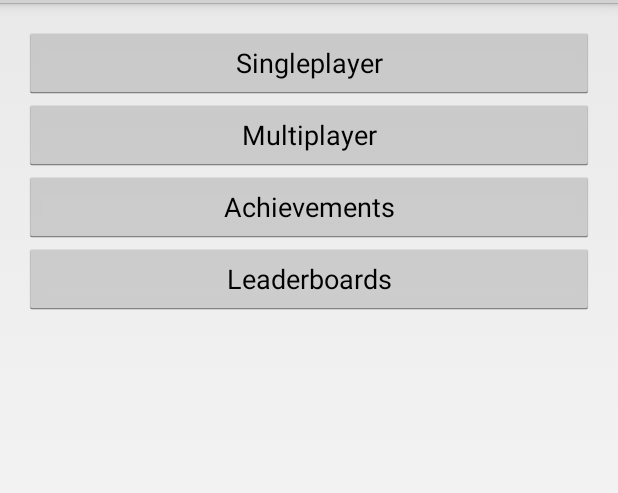
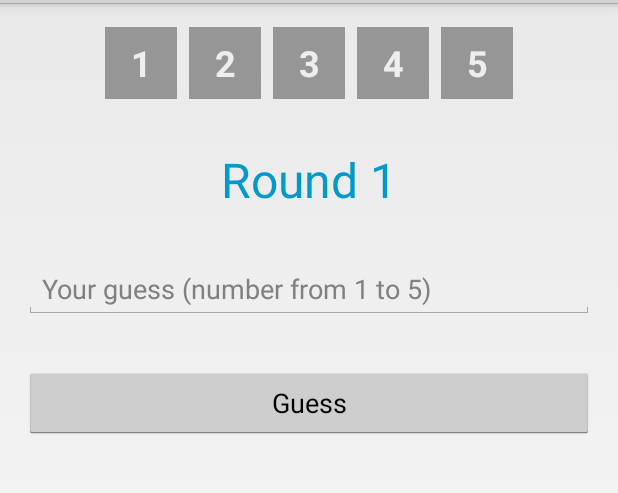
Before and after one commit to dbaelz/NotAlways42, an Android app: the screen it shows after launch (MainActivity), after a tap on "Singleplayer", on a phone screen of 412 x 824 dp, the part 69-562 px from its top. Run offline under Robolectric (Android 15) with nearby library versions, the phone set to English and light mode, and no system bars; libraries missing offline, so code that uses them is left out: de.greenrobot.event; 6 statements that could not run were skipped.

Commit message:
Add singleplayer game

```diff
--- /dev/null
+++ b/app/src/main/java/de/dbaelz/na42/event/GameFinishedEvent.java
@@ -0,0 +1,4 @@
+package de.dbaelz.na42.event;
+
+public class GameFinishedEvent {
+}
--- a/app/src/main/java/de/dbaelz/na42/fragment/MenuFragment.java
+++ b/app/src/main/java/de/dbaelz/na42/fragment/MenuFragment.java
@@ -1,7 +1,6 @@
 package de.dbaelz.na42.fragment;
 
 import android.os.Bundle;
-import android.provider.ContactsContract;
 import android.support.v4.app.Fragment;
 import android.view.LayoutInflater;
 import android.view.View;
@@ -72,7 +71,7 @@ public class MenuFragment extends Fragment implements View.OnClickListener {
         boolean isConnected = mActivity.getGoogleApiClient().isConnected();
         switch (view.getId()) {
             case R.id.menu_singleplayer:
-                // TODO: Start singleplayer game
+                mActivity.getSupportFragmentManager().beginTransaction().replace(R.id.container, new SingleplayerFragment()).commit();
                 break;
             case R.id.menu_multiplayer:
                 if (isConnected) {
--- /dev/null
+++ b/app/src/main/java/de/dbaelz/na42/fragment/SingleplayerFragment.java
@@ -0,0 +1,147 @@
+package de.dbaelz.na42.fragment;
+
+import android.os.Bundle;
+import android.support.v4.app.Fragment;
+import android.view.LayoutInflater;
+import android.view.View;
+import android.view.ViewGroup;
+import android.widget.Button;
+import android.widget.EditText;
+import android.widget.LinearLayout;
+import android.widget.TextView;
+import android.widget.Toast;
+
+import java.util.Random;
+
+import de.dbaelz.na42.MainActivity;
+import de.dbaelz.na42.R;
+import de.dbaelz.na42.event.GameFinishedEvent;
+import de.greenrobot.event.EventBus;
+
+public class SingleplayerFragment extends Fragment {
+    private final int MIN_NUMBER = 1;
+    private final int MAX_NUMBER = 5;
+    private final int MAX_ROUND = 5;
+
+    private MainActivity mActivity;
+
+    private LinearLayout mGuess;
+    private LinearLayout mGameFinished;
+
+    private TextView mTextViewRound;
+    private EditText mEditText;
+    private Button mGuessButton;
+
+    private TextView mRoundIndicator1;
+    private TextView mRoundIndicator2;
+    private TextView mRoundIndicator3;
+    private TextView mRoundIndicator4;
+    private TextView mRoundIndicator5;
+
+    private TextView mGameFinishedText;
+    private Button mGameFinishedButton;
+
+    private int mCurrentRound = 1;
+    private int mWonRounds = 0;
+
+    public SingleplayerFragment() {
+    }
+
+    @Override
+    public View onCreateView(LayoutInflater inflater, ViewGroup container,
+                             Bundle savedInstanceState) {
+        View view = inflater.inflate(R.layout.fragment_singleplayer, container, false);
+
+        mActivity = (MainActivity) getActivity();
+
+        mGuess = (LinearLayout) view.findViewById(R.id.guess);
+        mGameFinished = (LinearLayout) view.findViewById(R.id.game_finished);
+
+        mRoundIndicator1 = (TextView) view.findViewById(R.id.round_indicator_1);
+        mRoundIndicator2 = (TextView) view.findViewById(R.id.round_indicator_2);
+        mRoundIndicator3 = (TextView) view.findViewById(R.id.round_indicator_3);
+        mRoundIndicator4 = (TextView) view.findViewById(R.id.round_indicator_4);
+        mRoundIndicator5 = (TextView) view.findViewById(R.id.round_indicator_5);
+
+        mTextViewRound = (TextView) view.findViewById(R.id.guess_textview_round);
+        mTextViewRound.setText(String.format(getString(R.string.singleplayer_round), mCurrentRound));
+
+        mEditText = (EditText) view.findViewById(R.id.guess_edittext);
+
+        mGuessButton = (Button) view.findViewById(R.id.guess_button);
+        mGuessButton.setOnClickListener(new View.OnClickListener() {
+            @Override
+            public void onClick(View v) {
+                mActivity.hideSoftKeyboard();
+                int inputNumber = 0;
+                try {
+                    inputNumber = Integer.parseInt(mEditText.getText().toString());
+                } catch(NumberFormatException nfe) {
+                }
+
+                if (inputNumber >= MIN_NUMBER && inputNumber <= MAX_NUMBER) {
+                    handleRound(inputNumber);
+                } else {
+                    Toast.makeText(mActivity, getString(R.string.singleplayer_invalid_number), Toast.LENGTH_SHORT).show();
+                }
+            }
+        });
+
+        mGameFinishedText = (TextView) view.findViewById(R.id.game_finished_text);
+        mGameFinishedButton = (Button) view.findViewById(R.id.game_finished_button);
+        mGameFinishedButton.setOnClickListener(new View.OnClickListener() {
+            @Override
+            public void onClick(View v) {
+                EventBus.getDefault().post(new GameFinishedEvent());
+            }
+        });
+
+        return view;
+    }
+
+    private void handleRound(int inputNumber) {
+        Random r = new Random();
+        int randomNumber = r.nextInt(MAX_NUMBER) + 1;
+
+        // TODO: Make it more appealing!
+        if (randomNumber == inputNumber) {
+            Toast.makeText(mActivity, getString(R.string.singleplayer_correct_guess), Toast.LENGTH_SHORT).show();
+            changeRoundIndicator(mCurrentRound, getResources().getColor(R.color.round_indicator_won));
+            mWonRounds++;
+        } else {
+            Toast.makeText(mActivity, getString(R.string.singleplayer_wrong_guess), Toast.LENGTH_SHORT).show();
+            changeRoundIndicator(mCurrentRound, getResources().getColor(R.color.round_indicator_lost));
+        }
+
+        mCurrentRound++;
+        if (mCurrentRound > MAX_ROUND) {
+            mGuess.setVisibility(View.GONE);
+            mGameFinished.setVisibility(View.VISIBLE);
+            if (mWonRounds >= 3) {
+                mGameFinishedText.setText(getString(R.string.game_finished_won));
+            } else {
+                mGameFinishedText.setText(getString(R.string.game_finished_lost));
+            }
+        }
+    }
+
+    private void changeRoundIndicator(int round, int color) {
+        switch (round) {
+            case 1:
+                mRoundIndicator1.setBackgroundColor(color);
+                break;
+            case 2:
+                mRoundIndicator2.setBackgroundColor(color);
+                break;
+            case 3:
+                mRoundIndicator3.setBackgroundColor(color);
+                break;
+            case 4:
+                mRoundIndicator4.setBackgroundColor(color);
+                break;
+            case 5:
+                mRoundIndicator5.setBackgroundColor(color);
+                break;
+        }
+    }
+}
--- /dev/null
+++ b/app/src/main/res/layout/fragment_singleplayer.xml
@@ -0,0 +1,13 @@
+<LinearLayout xmlns:android="http://schemas.android.com/apk/res/android"
+    xmlns:tools="http://schemas.android.com/tools"
+    android:layout_width="match_parent"
+    android:layout_height="match_parent"
+    android:orientation="vertical"
+    tools:context="de.dbaelz.na42.fragment.SingleplayerFragment">
+
+    <include layout="@layout/layout_scoreboard" />
+
+    <include layout="@layout/layout_guess" />
+
+    <include layout="@layout/layout_game_finished" />
+</LinearLayout>
--- /dev/null
+++ b/app/src/main/res/layout/layout_guess.xml
@@ -0,0 +1,30 @@
+<LinearLayout xmlns:android="http://schemas.android.com/apk/res/android"
+    android:id="@+id/guess"
+    android:layout_width="match_parent"
+    android:layout_height="wrap_content"
+    android:orientation="vertical">
+
+    <TextView
+        android:id="@+id/guess_textview_round"
+        android:layout_width="match_parent"
+        android:layout_height="wrap_content"
+        android:layout_margin="@dimen/default_margin"
+        android:gravity="center"
+        android:textColor="@color/text_color"
+        android:textSize="32sp" />
+
+    <EditText
+        android:id="@+id/guess_edittext"
+        android:layout_width="match_parent"
+        android:layout_height="wrap_content"
+        android:layout_margin="@dimen/default_margin"
+        android:hint="@string/guess_hint"
+        android:inputType="number" />
+
+    <Button
+        android:id="@+id/guess_button"
+        android:layout_width="match_parent"
+        android:layout_height="wrap_content"
+        android:layout_margin="@dimen/default_margin"
+        android:text="@string/guess_button_text" />
+</LinearLayout>
--- /dev/null
+++ b/app/src/main/res/layout/layout_scoreboard.xml
@@ -0,0 +1,82 @@
+<LinearLayout xmlns:android="http://schemas.android.com/apk/res/android"
+    android:layout_width="match_parent"
+    android:layout_height="wrap_content"
+    android:gravity="center"
+    android:layout_margin="@dimen/default_margin"
+    android:orientation="horizontal">
+
+    <TextView
+        android:id="@+id/round_indicator_1"
+        android:layout_width="@dimen/round_indicator_size"
+        android:layout_height="@dimen/round_indicator_size"
+        android:layout_marginStart="@dimen/round_indicator_margin"
+        android:layout_marginLeft="@dimen/round_indicator_margin"
+        android:layout_marginEnd="@dimen/round_indicator_margin"
+        android:layout_marginRight="@dimen/round_indicator_margin"
+        android:background="@color/round_indicator_default"
+        android:gravity="center"
+        android:text="@string/scoreboard_rounds_1"
+        android:textColor="@color/round_indicator_text"
+        android:textSize="24sp"
+        android:textStyle="bold"/>
+
+    <TextView
+        android:id="@+id/round_indicator_2"
+        android:layout_width="@dimen/round_indicator_size"
+        android:layout_height="@dimen/round_indicator_size"
+        android:layout_marginStart="@dimen/round_indicator_margin"
+        android:layout_marginLeft="@dimen/round_indicator_margin"
+        android:layout_marginEnd="@dimen/round_indicator_margin"
+        android:layout_marginRight="@dimen/round_indicator_margin"
+        android:background="@color/round_indicator_default"
+        android:gravity="center"
+        android:text="@string/scoreboard_rounds_2"
+        android:textColor="@color/round_indicator_text"
+        android:textSize="24sp"
+        android:textStyle="bold"/>
+
+    <TextView
+        android:id="@+id/round_indicator_3"
+        android:layout_width="@dimen/round_indicator_size"
+        android:layout_height="@dimen/round_indicator_size"
+        android:layout_marginStart="@dimen/round_indicator_margin"
+        android:layout_marginLeft="@dimen/round_indicator_margin"
+        android:layout_marginEnd="@dimen/round_indicator_margin"
+        android:layout_marginRight="@dimen/round_indicator_margin"
+        android:background="@color/round_indicator_default"
+        android:gravity="center"
+        android:text="@string/scoreboard_rounds_3"
+        android:textColor="@color/round_indicator_text"
+        android:textSize="24sp"
+        android:textStyle="bold"/>
+
+    <TextView
+        android:id="@+id/round_indicator_4"
+        android:layout_width="@dimen/round_indicator_size"
+        android:layout_height="@dimen/round_indicator_size"
+        android:layout_marginStart="@dimen/round_indicator_margin"
+        android:layout_marginLeft="@dimen/round_indicator_margin"
+        android:layout_marginEnd="@dimen/round_indicator_margin"
+        android:layout_marginRight="@dimen/round_indicator_margin"
+        android:background="@color/round_indicator_default"
+        android:gravity="center"
+        android:text="@string/scoreboard_rounds_4"
+        android:textColor="@color/round_indicator_text"
+        android:textSize="24sp"
+        android:textStyle="bold"/>
+
+    <TextView
+        android:id="@+id/round_indicator_5"
+        android:layout_width="@dimen/round_indicator_size"
+        android:layout_height="@dimen/round_indicator_size"
+        android:layout_marginStart="@dimen/round_indicator_margin"
+        android:layout_marginLeft="@dimen/round_indicator_margin"
+        android:layout_marginEnd="@dimen/round_indicator_margin"
+        android:layout_marginRight="@dimen/round_indicator_margin"
+        android:background="@color/round_indicator_default"
+        android:gravity="center"
+        android:text="@string/scoreboard_rounds_5"
+        android:textColor="@color/round_indicator_text"
+        android:textSize="24sp"
+        android:textStyle="bold"/>
+</LinearLayout>
--- /dev/null
+++ b/app/src/main/res/values/colors.xml
@@ -0,0 +1,9 @@
+<?xml version="1.0" encoding="utf-8"?>
+<resources>
+    <color name="round_indicator_default">#969696</color>
+    <color name="round_indicator_won">#669900</color>
+    <color name="round_indicator_lost">#CC0000</color>
+    <color name="round_indicator_text">#EEEEEE</color>
+
+    <color name="text_color">#0099CC</color>
+</resources>
--- a/app/src/main/res/values/dimens.xml
+++ b/app/src/main/res/values/dimens.xml
@@ -3,4 +3,7 @@
     <dimen name="default_margin">16dp</dimen>
     <dimen name="activity_horizontal_margin">16dp</dimen>
     <dimen name="activity_vertical_margin">16dp</dimen>
+
+    <dimen name="round_indicator_margin">4dp</dimen>
+    <dimen name="round_indicator_size">48dp</dimen>
 </resources>
--- a/app/src/main/res/values/strings.xml
+++ b/app/src/main/res/values/strings.xml
@@ -12,4 +12,26 @@
     <string name="menu_signout">Sign Out</string>
     <string name="menu_need_signin">Please sign in first</string>
 
+    <!-- Singleplayer Fragment-->
+    <string name="singleplayer_round">Round %1$d</string>
+
+    <string name="singleplayer_invalid_number">Invalid number</string>
+    <string name="singleplayer_correct_guess">You\'ve guessed correctly!</string>
+    <string name="singleplayer_wrong_guess">You\'ve guessed wrong!</string>
+
+    <!-- Layout Scoreboard -->
+    <string name="scoreboard_rounds_1">1</string>
+    <string name="scoreboard_rounds_2">2</string>
+    <string name="scoreboard_rounds_3">3</string>
+    <string name="scoreboard_rounds_4">4</string>
+    <string name="scoreboard_rounds_5">5</string>
+
+    <!-- Layout Guess -->
+    <string name="guess_hint">Your guess (number from 1 to 5)</string>
+    <string name="guess_button_text">Guess</string>
+
+    <!-- Layout Game Finished -->
+    <string name="game_finished_won">You won the game</string>
+    <string name="game_finished_lost">You lost the game</string>
+    <string name="game_finished_back">End game</string>
 </resources>
```
Also changed, not shown: app/src/main/java/de/dbaelz/na42/MainActivity.java (+26 -0 lines), app/src/main/res/layout/layout_game_finished.xml (added, +23 -0 lines).
